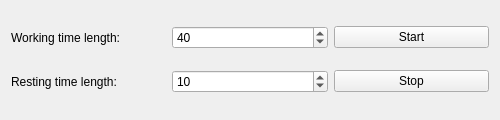
Before: the Qt Designer form rest-reminder/MainWidget.ui in songquanpeng/rest-reminder, drawn with Qt 5.
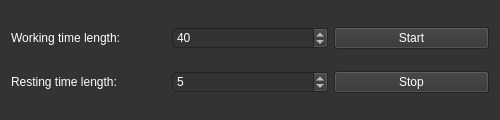
After: the same form once the commit is applied.

The edit to the form file:
```diff
--- a/rest-reminder/MainWidget.ui
+++ b/rest-reminder/MainWidget.ui
@@ -26,7 +26,9 @@
    <string>Rest Reminder</string>
   </property>
   <property name="styleSheet">
-   <string notr="true">font: 14pt &quot;Consolas&quot;;</string>
+   <string notr="true">font: 14pt &quot;Segoe UI&quot;;
+background-color: rgb(51, 51, 51);
+color: rgb(255, 255, 255);</string>
   </property>
   <layout class="QGridLayout" name="gridLayout">
    <item row="0" column="0">
@@ -38,6 +40,9 @@
    </item>
    <item row="0" column="1">
     <widget class="QSpinBox" name="woringTimeSpinBox">
+     <property name="styleSheet">
+      <string notr="true"/>
+     </property>
      <property name="minimum">
       <number>1</number>
      </property>
@@ -72,7 +77,7 @@
       <number>999</number>
      </property>
      <property name="value">
-      <number>10</number>
+      <number>5</number>
      </property>
     </widget>
    </item>
```
